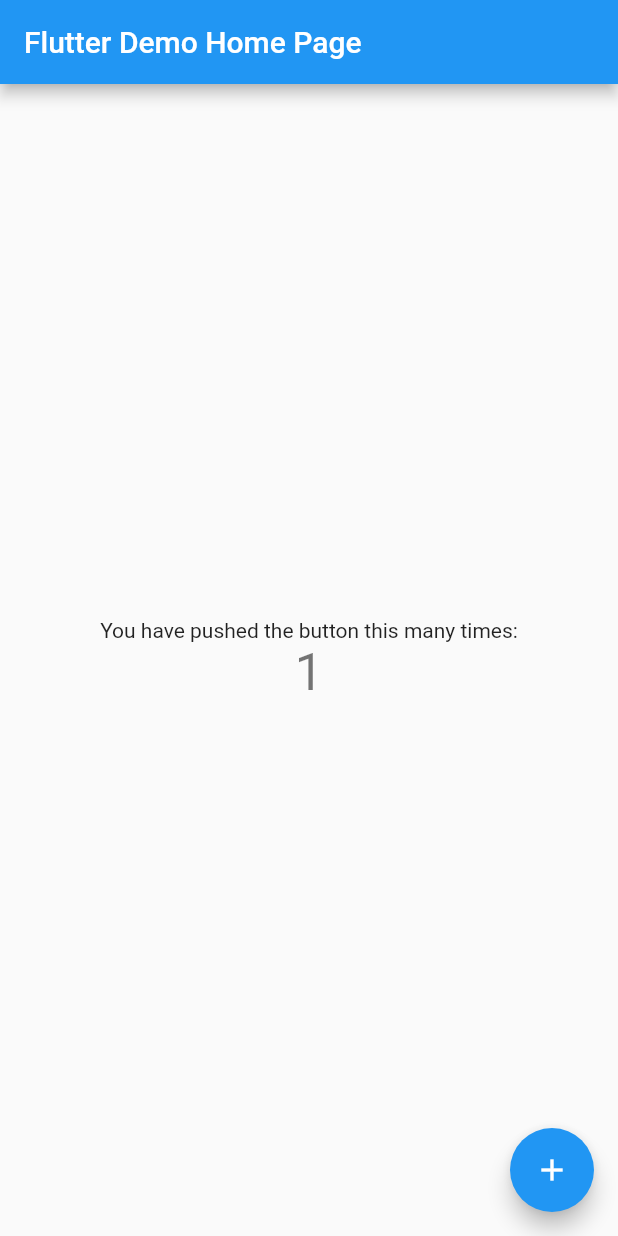
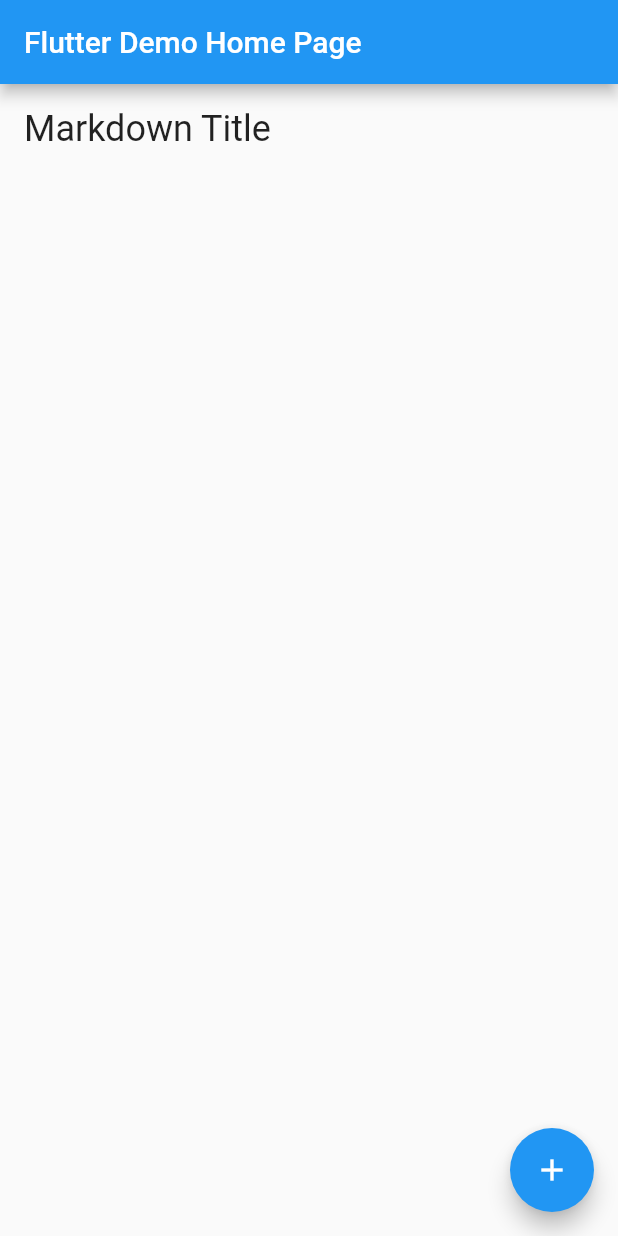
Before and after one commit to rstanleyhum/fluttermdhandbookapp, a Flutter app: the screen it shows after launch, after a tap on the "add" icon, on a phone screen of 412 x 824 dp. Run offline on Flutter 3.47's test engine with Material 2 defaults, Android fonts, the phone set to English and light mode, and no system bars; our stand-ins replace flutter_markdown.

Commit message:
Added Markdown widget with a loading of data

```diff
--- a/lib/main.dart
+++ b/lib/main.dart
@@ -1,4 +1,5 @@
 import 'package:flutter/material.dart';
+import 'package:flutter_markdown/flutter_markdown.dart';
 
 void main() => runApp(new MyApp());
 
@@ -43,65 +44,27 @@ class MyHomePage extends StatefulWidget {
 }
 
 class _MyHomePageState extends State<MyHomePage> {
-  int _counter = 0;
+  String _markdownData = "";
 
-  void _incrementCounter() {
+  void _setMarkdownData() {
     setState(() {
-      // This call to setState tells the Flutter framework that something has
-      // changed in this State, which causes it to rerun the build method below
-      // so that the display can reflect the updated values. If we changed
-      // _counter without calling setState(), then the build method would not be
-      // called again, and so nothing would appear to happen.
-      _counter++;
+      _markdownData = "# Markdown Title";
     });
   }
 
   @override
   Widget build(BuildContext context) {
-    // This method is rerun every time setState is called, for instance as done
-    // by the _incrementCounter method above.
-    //
-    // The Flutter framework has been optimized to make rerunning build methods
-    // fast, so that you can just rebuild anything that needs updating rather
-    // than having to individually change instances of widgets.
+
     return new Scaffold(
       appBar: new AppBar(
-        // Here we take the value from the MyHomePage object that was created by
-        // the App.build method, and use it to set our appbar title.
         title: new Text(widget.title),
       ),
-      body: new Center(
-        // Center is a layout widget. It takes a single child and positions it
-        // in the middle of the parent.
-        child: new Column(
-          // Column is also layout widget. It takes a list of children and
-          // arranges them vertically. By default, it sizes itself to fit its
-          // children horizontally, and tries to be as tall as its parent.
-          //
-          // Invoke "debug paint" (press "p" in the console where you ran
-          // "flutter run", or select "Toggle Debug Paint" from the Flutter tool
-          // window in IntelliJ) to see the wireframe for each widget.
-          //
-          // Column has various properties to control how it sizes itself and
-          // how it positions its children. Here we use mainAxisAlignment to
-          // center the children vertically; the main axis here is the vertical
-          // axis because Columns are vertical (the cross axis would be
-          // horizontal).
-          mainAxisAlignment: MainAxisAlignment.center,
-          children: <Widget>[
-            new Text(
-              'You have pushed the button this many times:',
-            ),
-            new Text(
-              '$_counter',
-              style: Theme.of(context).textTheme.display1,
-            ),
-          ],
-        ),
+      body: new Markdown(
+        data: _markdownData,
       ),
       floatingActionButton: new FloatingActionButton(
-        onPressed: _incrementCounter,
-        tooltip: 'Increment',
+        onPressed: _setMarkdownData,
+        tooltip: 'Set Markdown',
         child: new Icon(Icons.add),
       ), // This trailing comma makes auto-formatting nicer for build methods.
     );
--- a/pubspec.yaml
+++ b/pubspec.yaml
@@ -4,6 +4,8 @@ description: A new Flutter project.
 dependencies:
   flutter:
     sdk: flutter
+
+  flutter_markdown: ^0.1.5
 
   # The following adds the Cupertino Icons font to your application.
   # Use with the CupertinoIcons class for iOS style icons.
```
Also changed, not shown: pubspec.lock.
